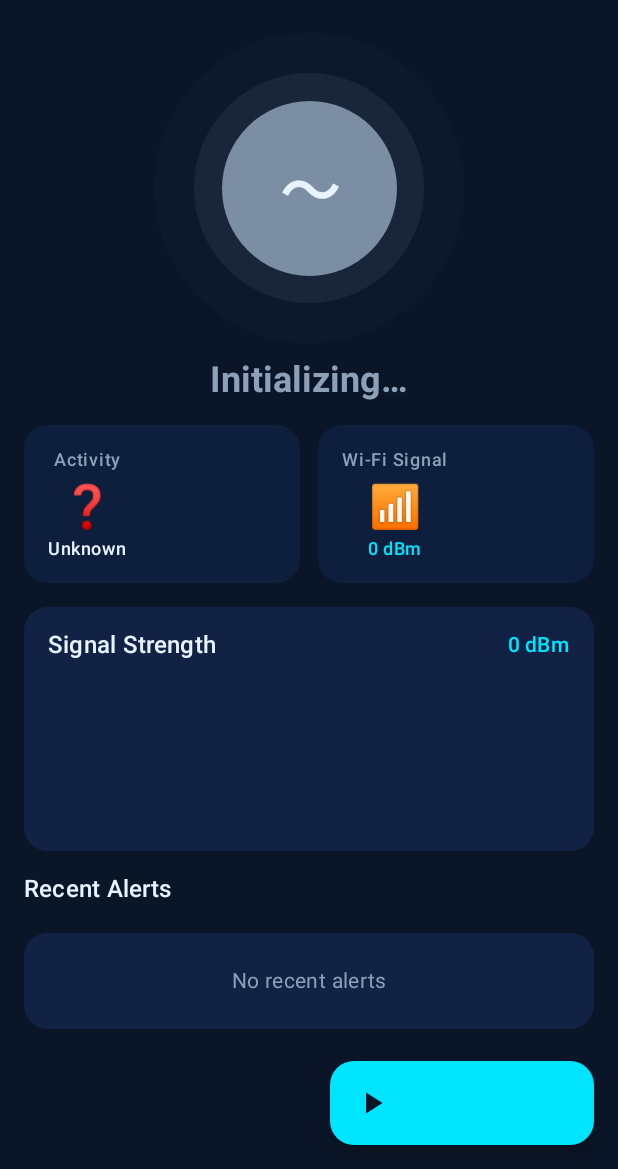
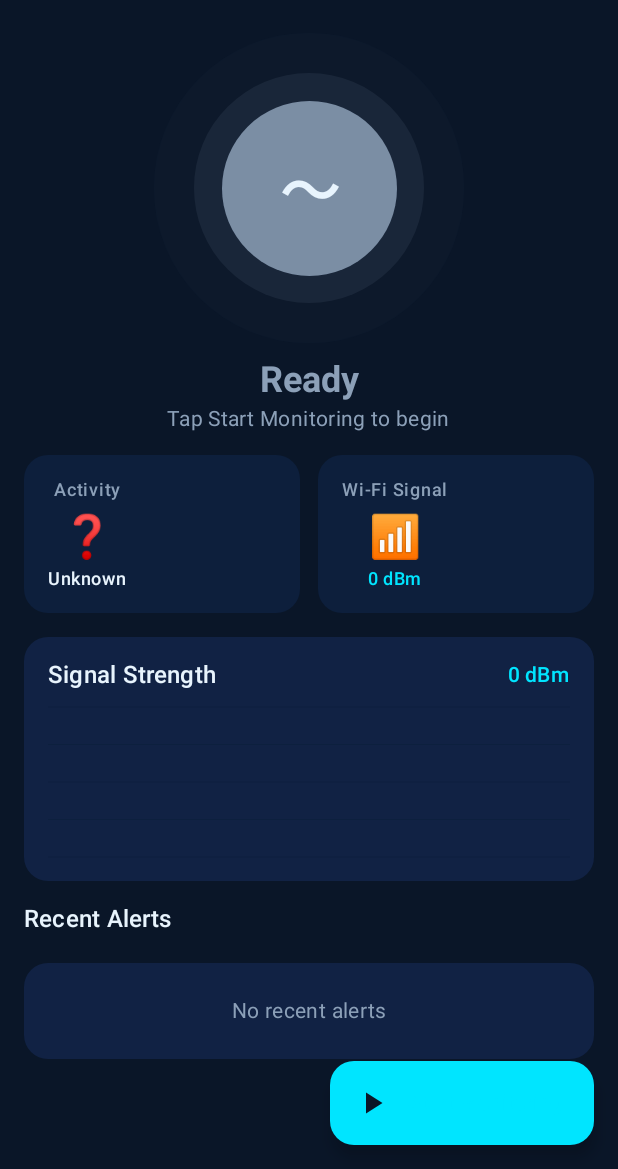
Before and after one commit to ashishshroti14/waveguard, an Android app built with Jetpack Compose: the DashboardScreen screen opened through its navigation route, on a phone screen of 412 x 824 dp, the part 67-1236 px from its top. Run offline under Robolectric (Android 15) with nearby library versions, the phone set to English and light mode, and no system bars; our stand-ins replace Dagger/Hilt's generated code, Room's generated code; libraries missing offline, so code that uses them is left out: org.tensorflow.lite.

```diff
--- a/android/app/src/main/java/com/waveguard/ui/screens/dashboard/DashboardScreen.kt
+++ b/android/app/src/main/java/com/waveguard/ui/screens/dashboard/DashboardScreen.kt
@@ -167,12 +167,23 @@ fun DashboardScreen(
                     horizontalAlignment = Alignment.CenterHorizontally
                 ) {
                     Text(
-                        text = presenceState.toDisplayName(),
+                        text = if (presenceState == PresenceState.UNKNOWN && !isMonitoring) {
+                            "Ready"
+                        } else {
+                            presenceState.toDisplayName()
+                        },
                         style = MaterialTheme.typography.headlineSmall,
                         fontWeight = FontWeight.Bold,
                         color = presenceState.toColor()
                     )
-                    if (isMonitoring && confidence > 0f) {
+                    if (!isMonitoring && presenceState == PresenceState.UNKNOWN) {
+                        Spacer(modifier = Modifier.height(4.dp))
+                        Text(
+                            text = "Tap Start Monitoring to begin",
+                            style = MaterialTheme.typography.bodyMedium,
+                            color = TextSecondary
+                        )
+                    } else if (isMonitoring && confidence > 0f) {
                         Spacer(modifier = Modifier.height(4.dp))
                         Text(
                             text = "Confidence: ${(confidence * 100).toInt()}%",
--- a/android/app/src/main/java/com/waveguard/ui/screens/onboarding/OnboardingScreen.kt
+++ b/android/app/src/main/java/com/waveguard/ui/screens/onboarding/OnboardingScreen.kt
@@ -1,6 +1,9 @@
+@file:OptIn(androidx.compose.foundation.ExperimentalFoundationApi::class)
+
 package com.waveguard.ui.screens.onboarding
 
 import androidx.compose.animation.animateColorAsState
+import androidx.compose.foundation.ExperimentalFoundationApi
 import androidx.compose.foundation.background
 import androidx.compose.foundation.layout.Arrangement
 import androidx.compose.foundation.layout.Box
```
